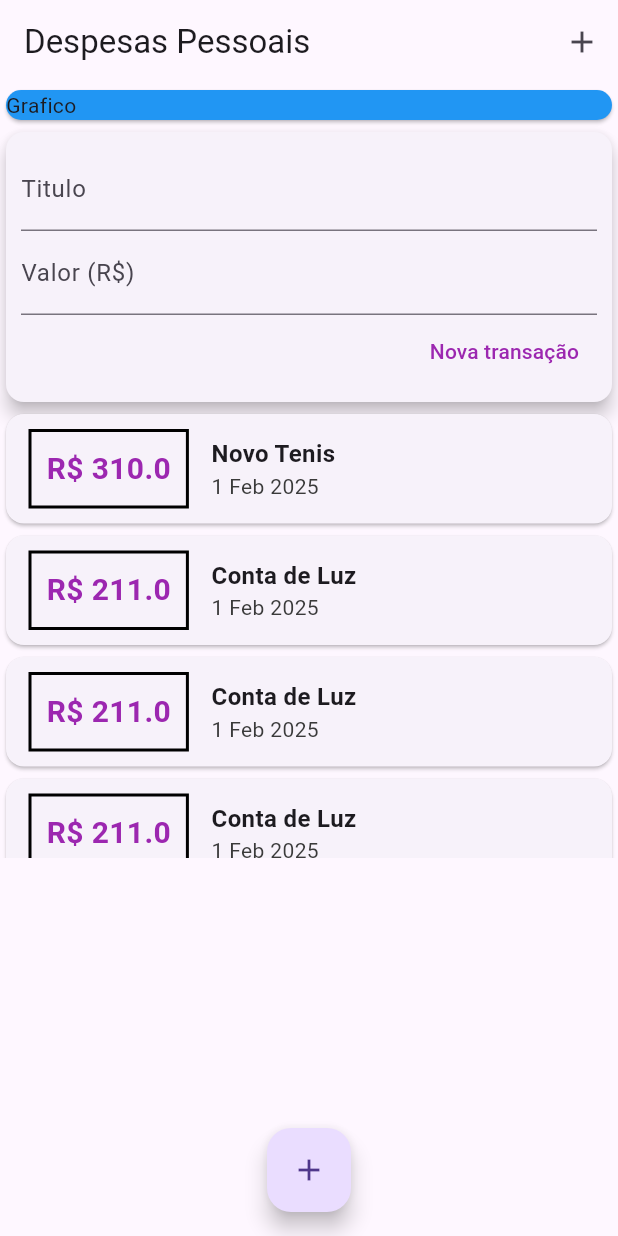
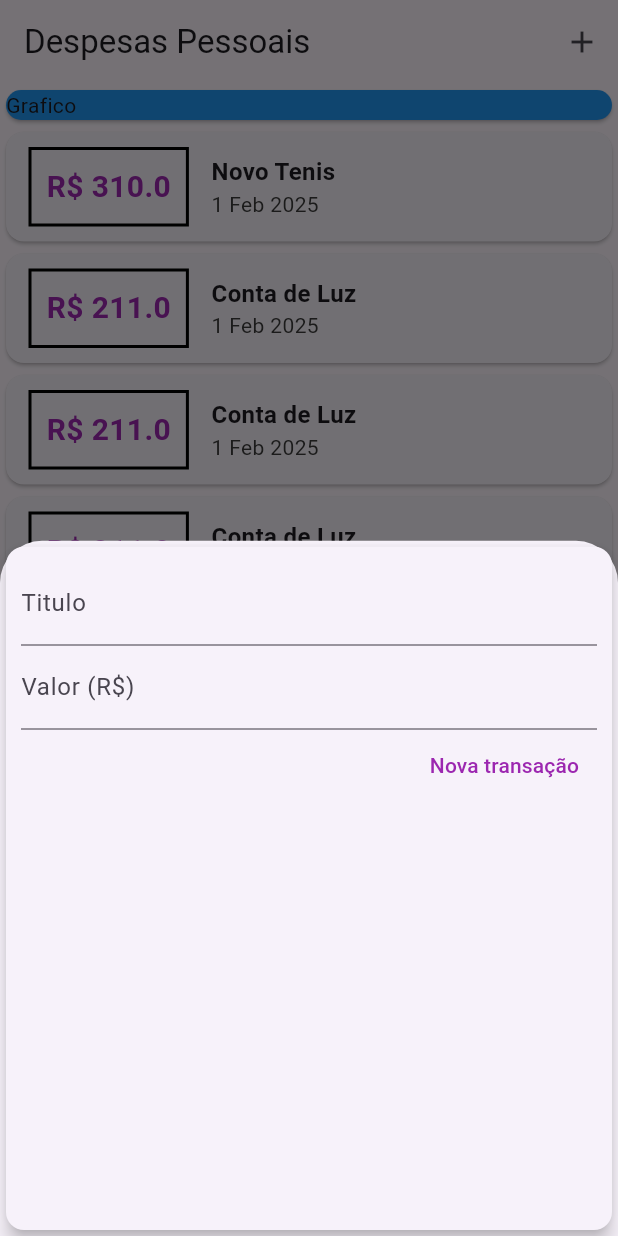
Before and after one commit to LucasLimaAmaral/Expenses_dart, a Flutter app: the screen it shows after launch, after a tap on the "add" icon, on a phone screen of 412 x 824 dp. Run offline on Flutter 3.47's test engine with Material 3 defaults, Android fonts, the phone set to English and light mode, and no system bars.

```diff
--- a/lib/components/transaction_user.dart
+++ /dev/null
@@ -1,72 +0,0 @@
-import 'dart:math';
-
-import 'package:flutter/material.dart';
-import 'transaction_form.dart';
-import 'transactions_list.dart';
-import '../models/transaction.dart';
-
-class TransactionUser extends StatefulWidget {
-  const TransactionUser({super.key});
-
-  @override
-  State<TransactionUser> createState() => _TransactionUserState();
-}
-
-class _TransactionUserState extends State<TransactionUser> {
-
-  final _transactions = [
-    Transaction(
-      id: 't1',
-      title: 'Novo Tenis',
-      value: 310,
-      date: DateTime.now(),
-    ),
-    Transaction(
-      id: 't2',
-      title: 'Conta de Luz',
-      value: 211,
-      date: DateTime.now(),
-    ) ,
-    Transaction(
-      id: 't2',
-      title: 'Conta de Luz',
-      value: 211,
-      date: DateTime.now(),
-    ),
-    Transaction(
-      id: 't2',
-      title: 'Conta de Luz',
-      value: 211,
-      date: DateTime.now(),
-    ),
-    Transaction(
-      id: 't2',
-      title: 'Conta de Luz',
-      value: 211,
-      date: DateTime.now(),
-    )
-  ];
-
-  _addTransaction(String title, double value){
-    final newTransaction = Transaction(
-      id: Random().nextDouble().toString(),
-      title: title,
-      value: value,
-      date: DateTime.now()
-    );
-
-    setState(() {
-      _transactions.add(newTransaction);
-    });
-  }
-
-  @override
-  Widget build(BuildContext context) {
-    return Column(
-      children: [
-        TransactionForm(_addTransaction),
-        TransactionsList(_transactions)
-      ],
-    );
-  }
-}
--- a/lib/main.dart
+++ b/lib/main.dart
@@ -1,5 +1,8 @@
-import 'package:expenses/components/transaction_user.dart';
+import 'package:expenses/components/transaction_form.dart';
 import 'package:flutter/material.dart';
+import './components/transactions_list.dart';
+import '../models/transaction.dart';
+import 'dart:math';
 
 
 main() => runApp(ExpensesApp());
@@ -13,16 +16,80 @@ class ExpensesApp extends StatelessWidget {
   }
 }
 
-class MyHomePage extends StatelessWidget {
+class MyHomePage extends StatefulWidget {
 
   const MyHomePage({super.key});
+
+  @override
+  State<MyHomePage> createState() => _MyHomePageState();
+}
+
+class _MyHomePageState extends State<MyHomePage> {
+  final _transactions = [
+    Transaction(
+      id: 't1',
+      title: 'Novo Tenis',
+      value: 310,
+      date: DateTime.now(),
+    ),
+    Transaction(
+      id: 't2',
+      title: 'Conta de Luz',
+      value: 211,
+      date: DateTime.now(),
+    ) ,
+    Transaction(
+      id: 't2',
+      title: 'Conta de Luz',
+      value: 211,
+      date: DateTime.now(),
+    ),
+    Transaction(
+      id: 't2',
+      title: 'Conta de Luz',
+      value: 211,
+      date: DateTime.now(),
+    ),
+    Transaction(
+      id: 't2',
+      title: 'Conta de Luz',
+      value: 211,
+      date: DateTime.now(),
+    )
+  ];
+
+  _addTransaction(String title, double value){
+    final newTransaction = Transaction(
+      id: Random().nextDouble().toString(),
+      title: title,
+      value: value,
+      date: DateTime.now()
+    );
+
+    setState(() {
+      _transactions.add(newTransaction);
+    });
+  }
+
+  _opentrasactionFormModal(BuildContext context) {
+    showModalBottomSheet(
+      context: context,
+      builder: (_) {
+        return TransactionForm(_addTransaction);
+      }
+    );
+  }
+
   @override
   Widget build(BuildContext context) {
     return Scaffold(
         appBar: AppBar(
           title: Text('Despesas Pessoais'),
           actions: [
-            IconButton(onPressed: () {}, icon:Icon(Icons.add) )
+            IconButton(
+              onPressed: () => _opentrasactionFormModal(context),
+              icon:Icon(Icons.add)
+            )
           ],
         ),
         body: SingleChildScrollView(
@@ -35,13 +102,13 @@ class MyHomePage extends StatelessWidget {
                   child: Text('Grafico'),
                 ),
               ),
-              TransactionUser()
+              TransactionsList(_transactions),
             ],
           ),
         ),
         floatingActionButton: FloatingActionButton(
           child: Icon(Icons.add),
-          onPressed: () {}
+          onPressed: () => _opentrasactionFormModal(context)
         ),
         floatingActionButtonLocation: FloatingActionButtonLocation.centerFloat,
       );
```
